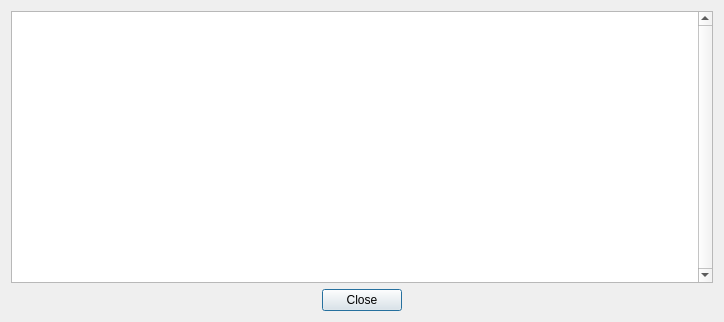
This is CloudAgent/yca_detailsdialog.ui in WillForan/yarraclient as Qt 5 draws it before an edit. The edited form follows.
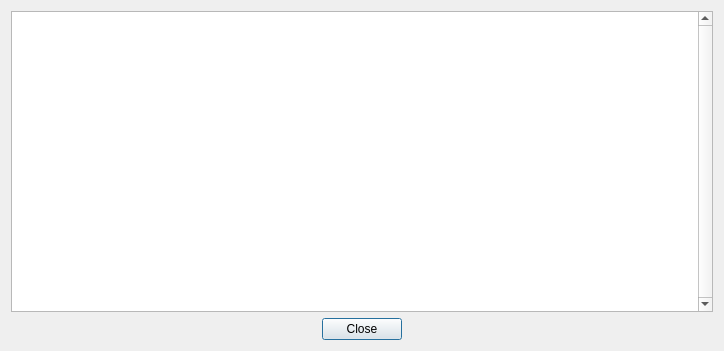
This is the edited form.

```diff
--- a/CloudAgent/yca_detailsdialog.ui
+++ b/CloudAgent/yca_detailsdialog.ui
@@ -7,7 +7,7 @@
     <x>0</x>
     <y>0</y>
     <width>724</width>
-    <height>322</height>
+    <height>351</height>
    </rect>
   </property>
   <property name="windowTitle">
```
